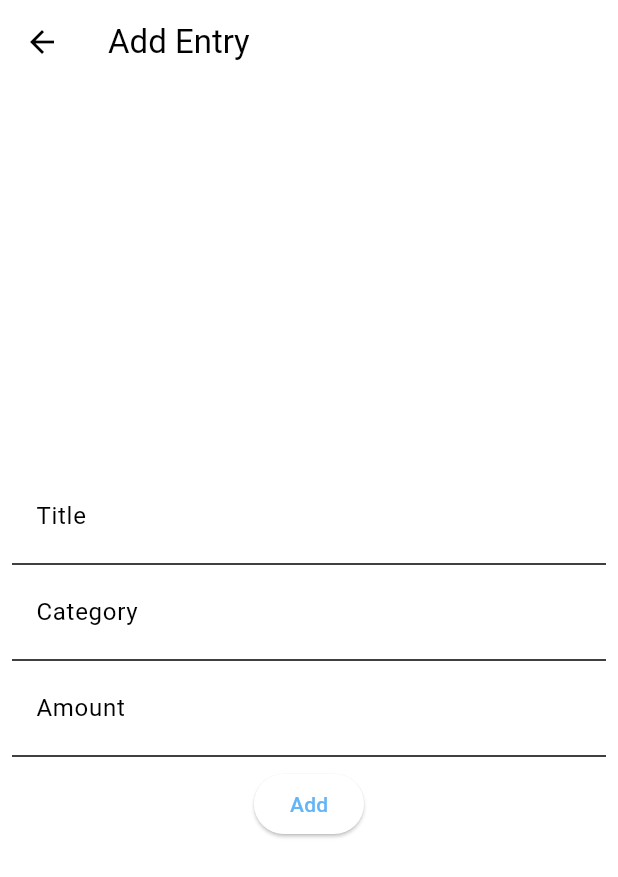
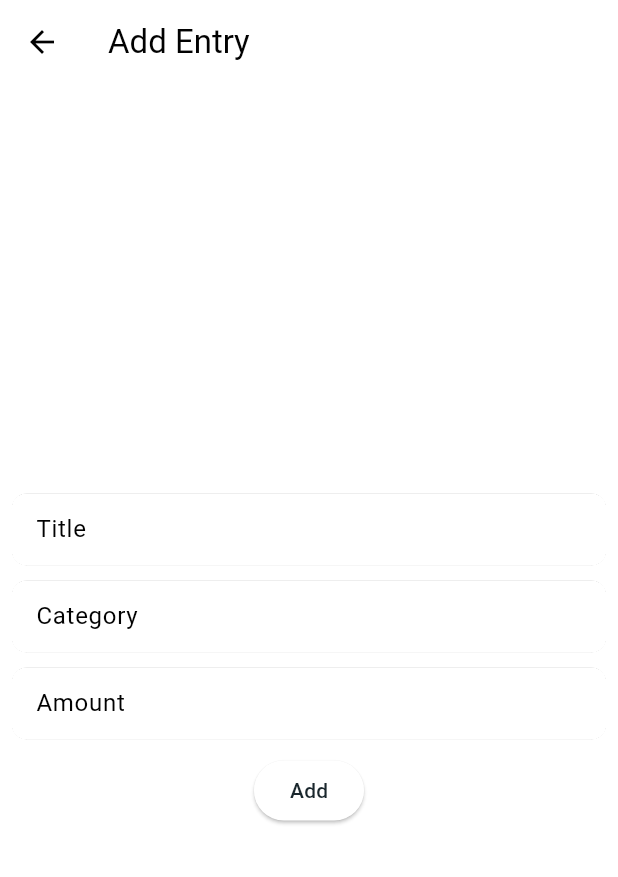
Before and after one commit to NAM1-9000/AppDev-Project, a Flutter app: the MainScreen screen opened by its route, item 3 of the bottom bar chosen, after a tap on the "add" icon, on a phone screen of 412 x 824 dp. Shown: the top 877 px of the screen. Run offline on Flutter 3.47's test engine with Material 3 defaults, Android fonts, the phone set to English and light mode, and no system bars; our stand-ins replace bloc, cloud_firestore, equatable, firebase_auth, firebase_core, flutter_bloc and 2 more; accounts and stored records are empty.

Commit message:
mock analytics screen done, some other fixes

```diff
--- /dev/null
+++ b/expense_tracker/lib/data/models/pie_chart_data.dart
@@ -0,0 +1,6 @@
+class PieChartData {
+  final String category;
+  final double amount;
+
+  PieChartData({required this.category, required this.amount});
+}
--- a/expense_tracker/lib/presentation/screens/add_entry_screen.dart
+++ b/expense_tracker/lib/presentation/screens/add_entry_screen.dart
@@ -14,6 +14,8 @@ class AddEntryScreen extends StatelessWidget {
     TextEditingController titleController = TextEditingController();
     TextEditingController categoryController = TextEditingController();
     TextEditingController amountController = TextEditingController();
+
+    String _selectedCategory = "Grocery";
     return Scaffold(
       appBar: AppBar(
         leading: IconButton(
@@ -40,7 +42,7 @@ class AddEntryScreen extends StatelessWidget {
                   inputType: TextInputType.text,
                   controller: titleController,
                 ),
-                Divider(),
+                SizedBox(height: 10),
                 // category
                 FormFieldWidget(
                   hintText: 'Category',
@@ -48,7 +50,7 @@ class AddEntryScreen extends StatelessWidget {
                   inputType: TextInputType.text,
                   controller: categoryController,
                 ),
-                Divider(),
+                SizedBox(height: 10),
                 // amount
                 FormFieldWidget(
                   hintText: 'Amount',
@@ -56,7 +58,7 @@ class AddEntryScreen extends StatelessWidget {
                   inputType: TextInputType.number,
                   controller: amountController,
                 ),
-                Divider(),
+                SizedBox(height: 10),
                 // add button
                 ElevatedButton(
                   onPressed: () {
--- a/expense_tracker/lib/presentation/screens/main screen/analytics_body.dart
+++ b/expense_tracker/lib/presentation/screens/main screen/analytics_body.dart
@@ -1,9 +1,7 @@
-import 'package:expense_tracker/business%20logic/cubits/add_entry/add_entry_cubit.dart';
-import 'package:expense_tracker/business%20logic/cubits/auth/auth_cubit.dart';
 import 'package:expense_tracker/data/models/entry_model.dart';
+import 'package:expense_tracker/data/models/pie_chart_data.dart';
 import 'package:flutter/material.dart';
-import 'package:flutter_bloc/flutter_bloc.dart';
-// import 'package:fl_chart/fl_chart.dart';
+import 'package:syncfusion_flutter_charts/charts.dart';
 
 class AnalyticsBody extends StatefulWidget {
   const AnalyticsBody({Key? key}) : super(key: key);
@@ -13,66 +11,90 @@ class AnalyticsBody extends StatefulWidget {
 }
 
 class _AnalyticsBodyState extends State<AnalyticsBody> {
-  late List<EntryModel> entries;
+  TooltipBehavior _tooltipBehavior = TooltipBehavior(enable: true);
+
+  late List<EntryModel> _chartData;
+
+  //get data from firestore
+  List<EntryModel> getChartData() {
+    final List<EntryModel> chartData = [
+      EntryModel(
+          title: 'owinowec',
+          amount: 1000,
+          date: DateTime.now(),
+          category: 'Food'),
+      EntryModel(
+          title: 'owinowec',
+          amount: 2340,
+          date: DateTime.now(),
+          category: 'Groceries'),
+      EntryModel(
+          title: 'owinowec',
+          amount: 987,
+          date: DateTime.now(),
+          category: 'Clothes'),
+      EntryModel(
+          title: 'owinowec',
+          amount: 465,
+          date: DateTime.now(),
+          category: 'Food'),
+      EntryModel(
+          title: 'owinowec',
+          amount: 412,
+          date: DateTime.now(),
+          category: 'Bills'),
+      EntryModel(
+          title: 'owinowec',
+          amount: 894,
+          date: DateTime.now(),
+          category: 'Food'),
+    ];
+    return chartData;
+  }
+
+  // group into categories, and convert into PieChartData
+  List<PieChartData> processData(List<EntryModel> data) {
+    Map<String, double> categoryMap = {};
+
+    for (EntryModel entry in data) {
+      if (categoryMap.containsKey(entry.category)) {
+        categoryMap[entry.category] =
+            (categoryMap[entry.category] ?? 0) + entry.amount;
+      } else {
+        categoryMap[entry.category] = entry.amount;
+      }
+    }
+    List<PieChartData> processedData = categoryMap.entries
+        .map((entry) => PieChartData(category: entry.key, amount: entry.value))
+        .toList();
+
+    return processedData;
+  }
 
   @override
   Widget build(BuildContext context) {
-    return Center(child: Text('analytics'));
-    //BlocBuilder<AuthCubit, AuthState>(
-    //     builder: (context, state) {
-    //       if (state is AuthSuccess) {
-    //         return BlocConsumer<AddEntryCubit, AddEntryState>(
-    //           listener: (context, state) {},
-    //           builder: (context, state) {
-    //             if (state is AddEntrySuccess) {
-    //               entries = state.userModel.entries;
-    //             }
+    List<EntryModel> rawData = getChartData();
+    List<PieChartData> processedData = processData(rawData);
 
-    //             return _buildPieChart(entries);
-    //           },
-    //         );
-    //       } else {
-    //         return const CircularProgressIndicator();
-    //       }
-    //     },
-    //   );
-    // }
-
-    // Widget _buildPieChart(List<EntryModel> entries) {
-    //   Map<String, double> categoryMap = {};
-
-    //   // Calculate total amount for each category
-    //   for (EntryModel entry in entries) {
-    //     if (categoryMap.containsKey(entry.category)) {
-    //       categoryMap[entry.category]! += entry.amount;
-    //     } else {
-    //       categoryMap[entry.category] = entry.amount;
-    //     }
-    //   }
-
-    //   // Convert data for pie chart
-    //   List<PieChartSectionData> sections = [];
-    //   int index = 0;
-    //   categoryMap.forEach((category, amount) {
-    //     sections.add(
-    //       PieChartSectionData(
-    //         color: FlColors[index % FlColors.length],
-    //         value: amount,
-    //         title: '$category\n${amount.toStringAsFixed(2)}',
-    //         radius: 50,
-    //       ),
-    //     );
-    //     index++;
-    //   });
-
-    //   return Center(
-    //     child: PieChart(
-    //       PieChartData(
-    //         sectionsSpace: 0,
-    //         centerSpaceRadius: 40,
-    //         sections: sections,
-    //       ),
-    //     ),
-    //   );
+    return SafeArea(
+      child: Scaffold(
+        body: SfCircularChart(
+          legend: Legend(isVisible: true),
+          title: ChartTitle(
+            text: 'Expenses By Category',
+          ),
+          tooltipBehavior: _tooltipBehavior,
+          series: [
+            PieSeries<PieChartData, String>(
+              dataSource: processedData,
+              xValueMapper: (PieChartData data, _) => data.category,
+              yValueMapper: (PieChartData data, _) => data.amount,
+              dataLabelSettings: const DataLabelSettings(isVisible: true),
+              enableTooltip: true,
+            )
+          ],
+        ),
+      ),
+    );
   }
 }
--- a/expense_tracker/lib/presentation/screens/main screen/home_body.dart
+++ b/expense_tracker/lib/presentation/screens/main screen/home_body.dart
@@ -129,7 +129,9 @@ class _HomeBodyState extends State<HomeBody> {
 
               updatedUserEntres = entries;
 
-              return ListView.builder(
+              return Padding(
+                padding: const EdgeInsets.all(8.0),
+                child: ListView.builder(
                   itemCount: entries.length,
                   itemBuilder: (context, index) {
                     if (updatedUserEntres != null) {
@@ -153,11 +155,12 @@ class _HomeBodyState extends State<HomeBody> {
                       );
                     }
                   },
+                ),
               );
             },
           );
         } else {
-          return const CircularProgressIndicator();
+          return const Center(child: CircularProgressIndicator());
         }
       },
     );
--- a/expense_tracker/lib/presentation/screens/main screen/main_screen.dart
+++ b/expense_tracker/lib/presentation/screens/main screen/main_screen.dart
@@ -2,6 +2,7 @@ import 'package:expense_tracker/business%20logic/cubits/auth/auth_cubit.dart';
 import 'package:expense_tracker/presentation/screens/main%20screen/analytics_body.dart';
 import 'package:expense_tracker/presentation/screens/main%20screen/home_body.dart';
 import 'package:expense_tracker/presentation/screens/main%20screen/settings_body.dart';
+import 'package:expense_tracker/theme/pallete.dart';
 import 'package:flutter/material.dart';
 import 'package:flutter_bloc/flutter_bloc.dart';
 import 'package:intl/intl.dart';
@@ -24,10 +25,11 @@ class _MainScreenState extends State<MainScreen> {
 
     return Scaffold(
       appBar: AppBar(
-        title: Text(formattedDate),
+        // backgroundColor: Colors.amber,
+        title: Text(formattedDate, style: const TextStyle(fontSize: 25)),
         centerTitle: true,
         bottom: PreferredSize(
-          preferredSize: const Size.fromHeight(50),
+          preferredSize: const Size.fromHeight(120),
           child: Padding(
             padding: const EdgeInsets.all(5.0),
             child: Container(
@@ -35,44 +37,32 @@ class _MainScreenState extends State<MainScreen> {
                 borderRadius: BorderRadius.circular(5),
                 //color: const Color.fromARGB(255, 48, 48, 48),
               ),
-              child: Padding(
-                padding: const EdgeInsets.symmetric(
-                  horizontal: 10,
-                ),
+              child: Row(
+                  mainAxisAlignment: MainAxisAlignment.spaceEvenly,
+                  children: [
+                    Container(
+                      width: 180,
+                      height: 120,
+                      child: Card(
+                        color: Colors.greenAccent,
                         child: Column(
+                          mainAxisAlignment: MainAxisAlignment.center,
                           children: [
-                    Row(
-                      mainAxisAlignment: MainAxisAlignment.spaceBetween,
+                            Column(
+                              crossAxisAlignment: CrossAxisAlignment.start,
                               children: [
-                        Text('Monthly Budget'),
-                        BlocBuilder<AuthCubit, AuthState>(
-                          builder: (context, state) {
-                            if (state is AuthSuccess) {
-                              return Text(
-                                "Rs. ${state.userModel.monthlyBudget.toString()}",
-                                style: const TextStyle(fontSize: 20),
-                              );
-                            } else {
-                              return const Text(
-                                'Loading...',
-                                style: TextStyle(fontSize: 20),
-                              );
-                            }
-                          },
-                        ),
-                      ],
-                    ),
-                    Row(
-                      mainAxisAlignment: MainAxisAlignment.spaceBetween,
-                      children: [
-                        Text('Monthly Spending'),
+                                Text('Spending',
+                                    style: const TextStyle(fontSize: 18)),
+                                SizedBox(height: 10),
                                 // monthly spending
                                 BlocBuilder<AuthCubit, AuthState>(
                                   builder: (context, state) {
                                     if (state is AuthSuccess) {
                                       return Text(
-                                "Rs. ${state.userModel.monthlySpending.toString()}",
-                                style: const TextStyle(fontSize: 20),
+                                        "Rs.${state.userModel.monthlySpending.toString()}",
+                                        style: const TextStyle(
+                                          fontSize: 24,
+                                        ),
                                       );
                                     } else {
                                       return const Text(
@@ -87,6 +77,95 @@ class _MainScreenState extends State<MainScreen> {
                           ],
                         ),
                       ),
+                    ),
+                    Container(
+                      width: 180,
+                      height: 120,
+                      child: Card(
+                        color: Colors.redAccent,
+                        child: Column(
+                          mainAxisAlignment: MainAxisAlignment.center,
+                          children: [
+                            Column(
+                              crossAxisAlignment: CrossAxisAlignment.start,
+                              children: [
+                                Text('Budget',
+                                    style: const TextStyle(fontSize: 18)),
+                                SizedBox(height: 10),
+                                BlocBuilder<AuthCubit, AuthState>(
+                                  builder: (context, state) {
+                                    if (state is AuthSuccess) {
+                                      return Text(
+                                        "Rs.${state.userModel.monthlyBudget.toString()}",
+                                        style: const TextStyle(
+                                          fontSize: 24,
+                                        ),
+                                      );
+                                    } else {
+                                      return const Text(
+                                        'Loading...',
+                                        style: TextStyle(fontSize: 20),
+                                      );
+                                    }
+                                  },
+                                ),
+                              ],
+                            ),
+                          ],
+                        ),
+                      ),
+                    ),
+                  ]),
+
+              // child: Column(
+              //   children: [
+              //     Row(
+              //       mainAxisAlignment: MainAxisAlignment.spaceBetween,
+              //       children: [
+              //         Text('Monthly Budget',
+              //             style: const TextStyle(fontSize: 20)),
+              //         BlocBuilder<AuthCubit, AuthState>(
+              //           builder: (context, state) {
+              //             if (state is AuthSuccess) {
+              //               return Text(
+              //                 "Rs. ${state.userModel.monthlyBudget.toString()}",
+              //                 style: const TextStyle(fontSize: 20),
+              //               );
+              //             } else {
+              //               return const Text(
+              //                 'Loading...',
+              //                 style: TextStyle(fontSize: 20),
+              //               );
+              //             }
+              //           },
+              //         ),
+              //       ],
+              //     ),
+              //     Row(
+              //       mainAxisAlignment: MainAxisAlignment.spaceBetween,
+              //       children: [
+              //         Text('Monthly Spending',
+              //             style: const TextStyle(fontSize: 20)),
+              //         // monthly spending
+              //         BlocBuilder<AuthCubit, AuthState>(
+              //           builder: (context, state) {
+              //             if (state is AuthSuccess) {
+              //               return Text(
+              //                 "Rs. ${state.userModel.monthlySpending.toString()}",
+              //                 style: const TextStyle(fontSize: 20),
+              //               );
+              //             } else {
+              //               return const Text(
+              //                 'Loading...',
+              //                 style: TextStyle(fontSize: 20),
+              //               );
+              //             }
+              //           },
+              //         ),
+              //       ],
+              //     ),
+              //   ],
+              // ),
             ),
           ),
         ),
@@ -103,7 +182,8 @@ class _MainScreenState extends State<MainScreen> {
       ),
 
       floatingActionButton: FloatingActionButton(
-        child: const Icon(Icons.add),
+        backgroundColor: Pallete.blueColor,
+        child: const Icon(Icons.add, color: Colors.white, size: 30),
         onPressed: () {
           Navigator.pushReplacementNamed(context, '/add_entry');
         },
@@ -119,7 +199,7 @@ class _MainScreenState extends State<MainScreen> {
         },
         items: const [
           BottomNavigationBarItem(
-            icon: Icon(Icons.analytics),
+            icon: Icon(Icons.auto_graph),
             label: 'Analytics',
           ),
           BottomNavigationBarItem(
--- a/expense_tracker/lib/presentation/screens/main screen/settings_body.dart
+++ b/expense_tracker/lib/presentation/screens/main screen/settings_body.dart
@@ -33,7 +33,9 @@ class SettingsBody extends StatelessWidget {
       child: Center(
         child: Column(
           children: [
-            Divider(),
+            const Divider(
+              color: Colors.transparent,
+            ),
             ListTile(
               title: const Text('Dark Mode'),
               subtitle: const Text('Enable dark mode'),
@@ -51,14 +53,18 @@ class SettingsBody extends StatelessWidget {
                 print('Dark Mode tapped');
               },
             ),
-            Divider(),
+            const Divider(
+              color: Colors.transparent,
+            ),
             ListTile(
               title: const Text('Set Monthly Budget'),
               subtitle: const Text('Set your monthly budget'),
               trailing: const Icon(Icons.arrow_forward),
               onTap: () {},
             ),
-            Divider(),
+            const Divider(
+              color: Colors.transparent,
+            ),
             // about list tile
             ListTile(
               title: const Text('About'),
@@ -68,7 +74,9 @@ class SettingsBody extends StatelessWidget {
                 Navigator.pushNamed(context, '/about');
               },
             ),
-            Divider(),
+            const Divider(
+              color: Colors.transparent,
+            ),
             // logout list tile
             ListTile(
               title: const Text('Sign Out'),
--- a/expense_tracker/lib/presentation/widgets/entry_tile.dart
+++ b/expense_tracker/lib/presentation/widgets/entry_tile.dart
@@ -18,15 +18,18 @@ class EntryTile extends StatelessWidget {
   Widget build(BuildContext context) {
     return Card(
       child: ListTile(
-        title: Text(title),
-        subtitle: Text('Category: $category'),
-        trailing: Column(
-          mainAxisAlignment: MainAxisAlignment.center,
-          children: [
-            Text('Rs. $amount'),
-            Text('${date.day}/${date.month}/${date.year}'),
-          ],
-        ),
+        title: Text(title, style: const TextStyle(fontSize: 18)),
+        subtitle: Text('$category',
+            style: const TextStyle(
+              fontSize: 11,
+              fontFamily: 'Roboto',
+            )),
+        trailing: Text('Rs.$amount',
+            style: const TextStyle(
+              fontSize: 14,
+              fontFamily: 'Roboto',
+              fontWeight: FontWeight.bold,
+            )),
       ),
     );
   }
--- a/expense_tracker/lib/presentation/widgets/form_field.dart
+++ b/expense_tracker/lib/presentation/widgets/form_field.dart
@@ -40,7 +40,7 @@ class _FormFieldWidgetState extends State<FormFieldWidget> {
       width: double.infinity,
       clipBehavior: Clip.hardEdge,
       decoration: BoxDecoration(
-        //color: Colors.grey.withOpacity(.35),
+        color: Colors.grey.withOpacity(.35),
         borderRadius: BorderRadius.circular(10),
       ),
       child: TextFormField(
--- a/expense_tracker/lib/theme/pallete.dart
+++ b/expense_tracker/lib/theme/pallete.dart
@@ -9,6 +9,7 @@ class Pallete {
   static var blueColor = Colors.blue.shade300;
 
   static var darkModeAppTheme = ThemeData.dark().copyWith(
+    useMaterial3: true,
     scaffoldBackgroundColor: blackColor,
     cardColor: greyColor,
     appBarTheme: const AppBarTheme(
@@ -37,11 +38,11 @@ class Pallete {
   );
 
   static var lightModeAppTheme = ThemeData.light().copyWith(
+    useMaterial3: true,
     scaffoldBackgroundColor: whiteColor,
-    cardColor: whiteColor,
+    cardColor: blackColor,
     appBarTheme: const AppBarTheme(
       backgroundColor: whiteColor,
-      elevation: 0,
       iconTheme: IconThemeData(
         color: blackColor,
       ),
@@ -52,7 +53,7 @@ class Pallete {
     primaryColor: redColor,
     colorScheme: ColorScheme(
       brightness: Brightness.light,
-      primary: blueColor,
+      primary: greyColor,
       onPrimary: blackColor,
       secondary: blueColor,
       onSecondary: blackColor,
--- a/expense_tracker/pubspec.yaml
+++ b/expense_tracker/pubspec.yaml
@@ -50,6 +50,7 @@ dependencies:
   bloc: ^8.1.2
   mockito: ^5.4.4
   golden_toolkit: ^0.15.0
+  syncfusion_flutter_charts: ^21.2.4
 
 dev_dependencies:
   flutter_test:
@@ -77,6 +78,11 @@ flutter:
   assets:
     - assets/logo.png
     - assets/google.png
+    # - assets/Food.jpeg
+    # - assets/Bill.jpeg
+    # - assets/Grocery.jpeg
+    # - assets/Transfer.jpeg
+    # - assets/Clothes.jpeg
 
 
   # An image asset can refer to one or more resolution-specific "variants", see
```
Also changed, not shown: expense_tracker/assets/Bill.jpeg (added), expense_tracker/assets/Clothes.jpeg (added), expense_tracker/assets/Food.jpeg (added), expense_tracker/assets/Grocery.jpeg (added), expense_tracker/assets/Transfer.jpeg (added), expense_tracker/lib/business logic/cubits/user/user_bloc.dart (added), expense_tracker/lib/business logic/cubits/user/user_state.dart (added), expense_tracker/pubspec.lock. Lines whose indentation alone changed are shown as unchanged.
